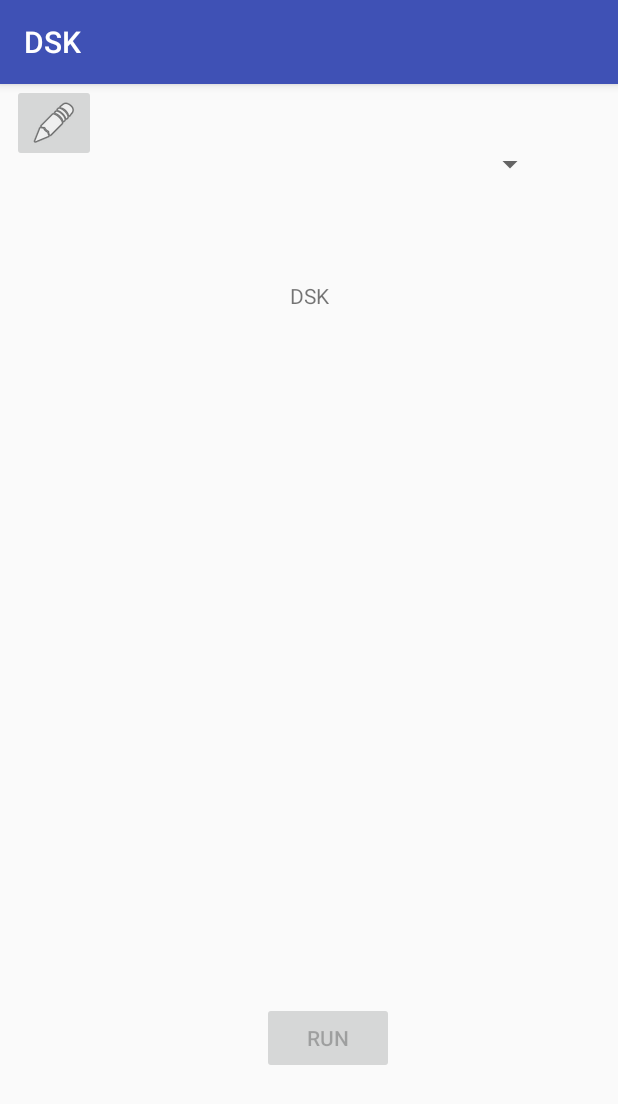
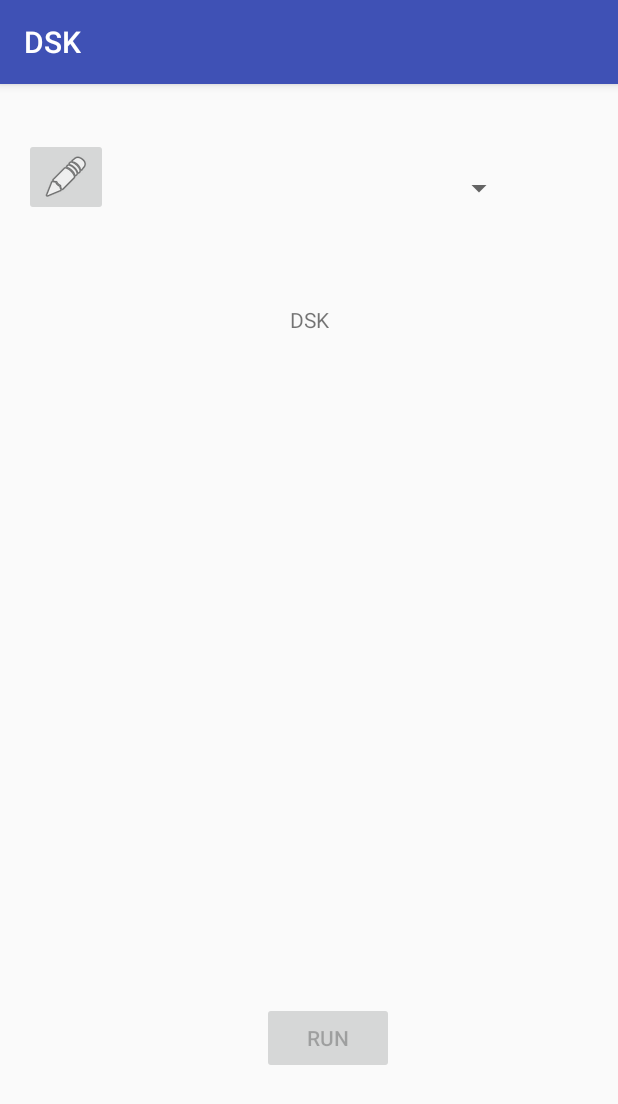
Before and after one commit to KadenKing/dsk_android, an Android app: the screen it shows after launch (MainActivity), on a phone screen of 412 x 824 dp. Shown: the top 1104 px of the screen. Run offline under Robolectric (Android 15) with nearby library versions, the phone set to English and light mode, and no system bars; 3 statements that could not run were skipped.

```diff
--- a/app/src/main/res/layout/activity_main.xml
+++ b/app/src/main/res/layout/activity_main.xml
@@ -45,9 +45,9 @@
             android:layout_height="35dp"
             android:layout_marginEnd="8dp"
             android:layout_marginStart="8dp"
-            android:layout_marginTop="36dp"
+            android:layout_marginTop="52dp"
             app:layout_constraintEnd_toEndOf="parent"
-            app:layout_constraintHorizontal_bias="0.414"
+            app:layout_constraintHorizontal_bias="0.0"
             app:layout_constraintStart_toEndOf="@+id/settings_button"
             app:layout_constraintTop_toTopOf="parent" />
 
@@ -55,10 +55,11 @@
             android:id="@+id/settings_button"
             android:layout_width="wrap_content"
             android:layout_height="wrap_content"
-            android:layout_marginStart="8dp"
+            android:layout_marginStart="16dp"
+            android:layout_marginTop="36dp"
             app:layout_constraintStart_toStartOf="parent"
-            app:srcCompat="@android:drawable/ic_menu_edit"
-            tools:layout_editor_absoluteY="28dp" />
+            app:layout_constraintTop_toTopOf="parent"
+            app:srcCompat="@android:drawable/ic_menu_edit" />
 
     </android.support.constraint.ConstraintLayout>
 
```
Also changed, not shown: 1 other file.
